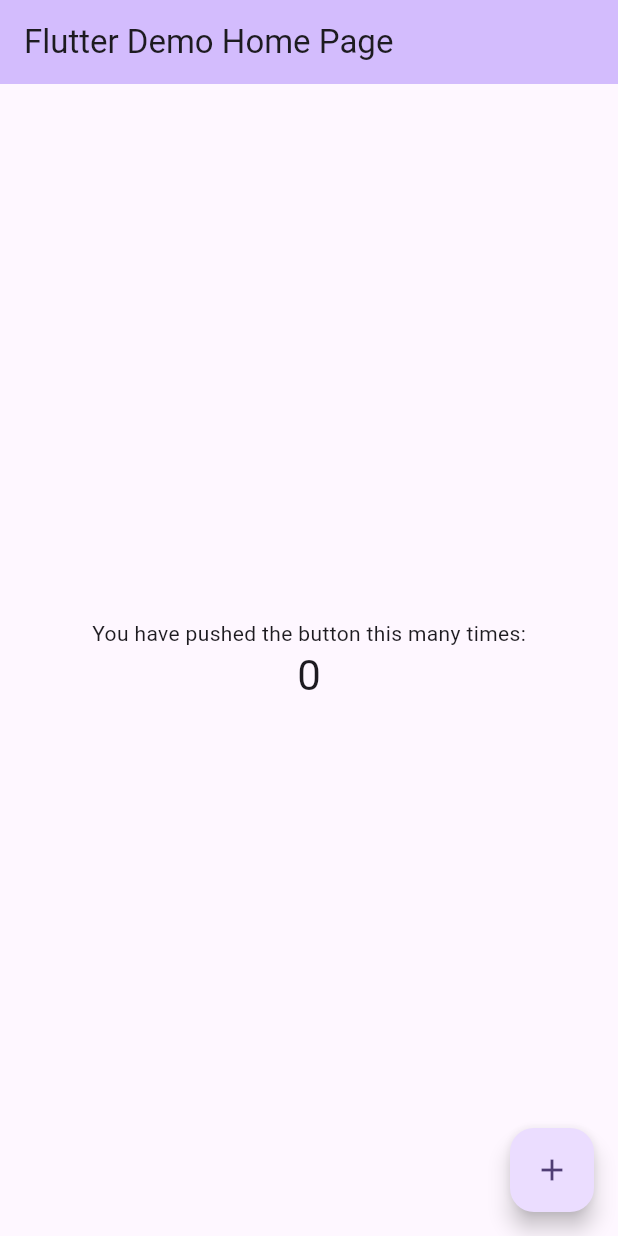
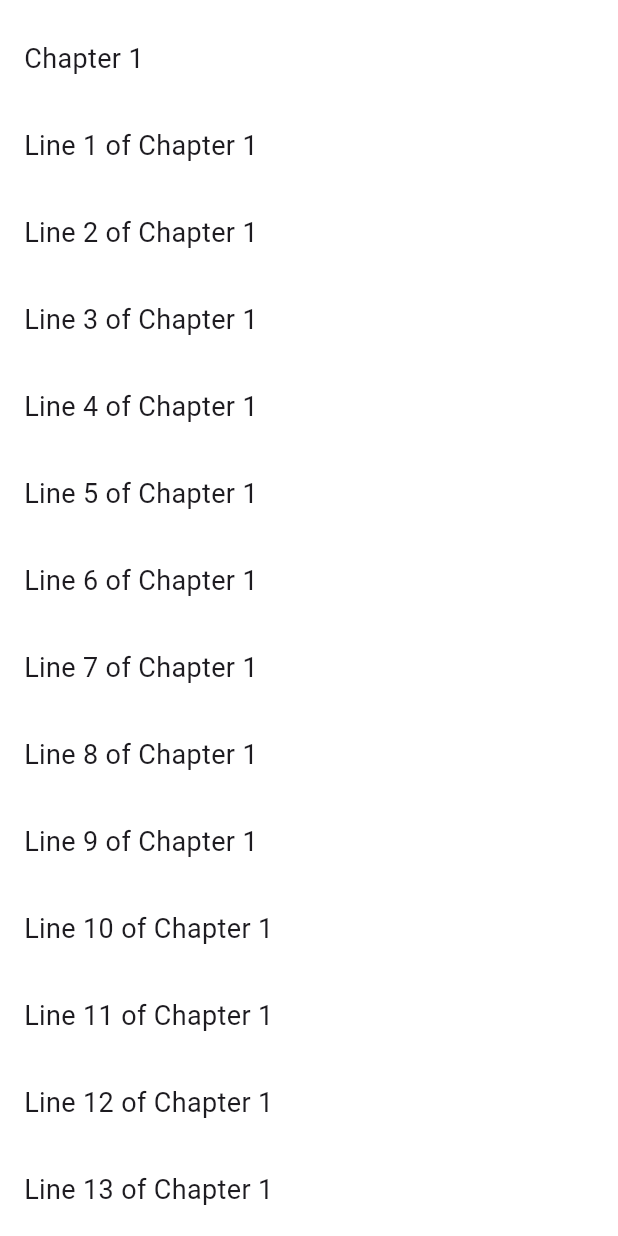
Before and after one commit to shuvoprosadsarnakar/web_novel, a Flutter app: the screen it shows after launch, on a phone screen of 412 x 824 dp. Run offline on Flutter 3.47's test engine with Material 3 defaults, Android fonts, the phone set to English and light mode, and no system bars.

Commit message:
web novel  first working draft

```diff
--- a/lib/main.dart
+++ b/lib/main.dart
@@ -1,4 +1,5 @@
 import 'package:flutter/material.dart';
+import 'package:web_novel/novel_reader.dart';
 
 void main() {
   runApp(const MyApp());
@@ -13,110 +14,9 @@ class MyApp extends StatelessWidget {
     return MaterialApp(
       title: 'Flutter Demo',
       theme: ThemeData(
-        // This is the theme of your application.
-        //
-        // TRY THIS: Try running your application with "flutter run". You'll see
-        // the application has a purple toolbar. Then, without quitting the app,
-        // try changing the seedColor in the colorScheme below to Colors.green
-        // and then invoke "hot reload" (save your changes or press the "hot
-        // reload" button in a Flutter-supported IDE, or press "r" if you used
-        // the command line to start the app).
-        //
-        // Notice that the counter didn't reset back to zero; the application
-        // state is not lost during the reload. To reset the state, use hot
-        // restart instead.
-        //
-        // This works for code too, not just values: Most code changes can be
-        // tested with just a hot reload.
         colorScheme: ColorScheme.fromSeed(seedColor: Colors.deepPurple),
       ),
-      home: const MyHomePage(title: 'Flutter Demo Home Page'),
+      home: NovelReader(),
     );
   }
 }
-
-class MyHomePage extends StatefulWidget {
-  const MyHomePage({super.key, required this.title});
-
-  // This widget is the home page of your application. It is stateful, meaning
-  // that it has a State object (defined below) that contains fields that affect
-  // how it looks.
-
-  // This class is the configuration for the state. It holds the values (in this
-  // case the title) provided by the parent (in this case the App widget) and
-  // used by the build method of the State. Fields in a Widget subclass are
-  // always marked "final".
-
-  final String title;
-
-  @override
-  State<MyHomePage> createState() => _MyHomePageState();
-}
-
-class _MyHomePageState extends State<MyHomePage> {
-  int _counter = 0;
-
-  void _incrementCounter() {
-    setState(() {
-      // This call to setState tells the Flutter framework that something has
-      // changed in this State, which causes it to rerun the build method below
-      // so that the display can reflect the updated values. If we changed
-      // _counter without calling setState(), then the build method would not be
-      // called again, and so nothing would appear to happen.
-      _counter++;
-    });
-  }
-
-  @override
-  Widget build(BuildContext context) {
-    // This method is rerun every time setState is called, for instance as done
-    // by the _incrementCounter method above.
-    //
-    // The Flutter framework has been optimized to make rerunning build methods
-    // fast, so that you can just rebuild anything that needs updating rather
-    // than having to individually change instances of widgets.
-    return Scaffold(
-      appBar: AppBar(
-        // TRY THIS: Try changing the color here to a specific color (to
-        // Colors.amber, perhaps?) and trigger a hot reload to see the AppBar
-        // change color while the other colors stay the same.
-        backgroundColor: Theme.of(context).colorScheme.inversePrimary,
-        // Here we take the value from the MyHomePage object that was created by
-        // the App.build method, and use it to set our appbar title.
-        title: Text(widget.title),
-      ),
-      body: Center(
-        // Center is a layout widget. It takes a single child and positions it
-        // in the middle of the parent.
-        child: Column(
-          // Column is also a layout widget. It takes a list of children and
-          // arranges them vertically. By default, it sizes itself to fit its
-          // children horizontally, and tries to be as tall as its parent.
-          //
-          // Column has various properties to control how it sizes itself and
-          // how it positions its children. Here we use mainAxisAlignment to
-          // center the children vertically; the main axis here is the vertical
-          // axis because Columns are vertical (the cross axis would be
-          // horizontal).
-          //
-          // TRY THIS: Invoke "debug painting" (choose the "Toggle Debug Paint"
-          // action in the IDE, or press "p" in the console), to see the
-          // wireframe for each widget.
-          mainAxisAlignment: MainAxisAlignment.center,
-          children: <Widget>[
-            const Text('You have pushed the button this many times:'),
-            Text(
-              '$_counter',
-              style: Theme.of(context).textTheme.headlineMedium,
-            ),
-          ],
-        ),
-      ),
-      floatingActionButton: FloatingActionButton(
-        onPressed: _incrementCounter,
-        tooltip: 'Increment',
-        child: const Icon(Icons.add),
-      ), // This trailing comma makes auto-formatting nicer for build methods.
-    );
-  }
-}
--- /dev/null
+++ b/lib/novel_reader.dart
@@ -0,0 +1,98 @@
+import 'package:flutter/material.dart';
+
+class NovelReader extends StatefulWidget {
+  @override
+  _NovelReaderState createState() => _NovelReaderState();
+}
+
+class _NovelReaderState extends State<NovelReader> {
+  final ScrollController _scrollController = ScrollController();
+  int _currentChapter = 1;
+  Map<int, String> _chapterData = {};
+
+  @override
+  void initState() {
+    super.initState();
+    _loadChapter(_currentChapter);
+  }
+
+  void _loadChapter(int chapter) async {
+    if (_chapterData.containsKey(chapter)) {
+      // Already loaded
+      return;
+    }
+
+    // Simulate async chapter fetch
+    await Future.delayed(Duration(milliseconds: 300));
+    _chapterData[chapter] =
+        "Chapter $chapter\n\n" +
+        List.generate(
+          50,
+          (i) => "Line ${i + 1} of Chapter $chapter",
+        ).join("\n\n");
+
+    setState(() {});
+    _scrollController.jumpTo(0); // Reset scroll position to top
+  }
+
+  void _goToNextChapter() {
+    setState(() {
+      _currentChapter++;
+      _loadChapter(_currentChapter);
+    });
+  }
+
+  void _goToPreviousChapter() {
+    if (_currentChapter > 1) {
+      setState(() {
+        _currentChapter--;
+        _loadChapter(_currentChapter);
+      });
+    }
+  }
+
+  @override
+  Widget build(BuildContext context) {
+    final content = _chapterData[_currentChapter];
+
+    return Scaffold(
+      backgroundColor: Colors.white,
+      body: SafeArea(
+        child: Stack(
+          children: [
+            content == null
+                ? Center(child: CircularProgressIndicator())
+                : Scrollbar(
+                    child: ListView(
+                      controller: _scrollController,
+                      padding: const EdgeInsets.symmetric(
+                        horizontal: 16,
+                        vertical: 24,
+                      ),
+                      children: [
+                        if (_currentChapter > 1)
+                          FloatingActionButton(
+                            heroTag: 'prev',
+                            onPressed: _goToPreviousChapter,
+                            child: Icon(Icons.arrow_upward),
+                          ),
+
+                        Text(
+                          content,
+                          style: TextStyle(fontSize: 18, height: 1.6),
+                        ),
+                        FloatingActionButton(
+                          heroTag: 'next',
+                          onPressed: _goToNextChapter,
+                          child: Icon(Icons.arrow_downward),
+                        ),
+                        SizedBox(height: 100), // Spacer at bottom
+                      ],
+                    ),
+                  ),
+          ],
+        ),
+      ),
+    );
+  }
+}
--- a/pubspec.yaml
+++ b/pubspec.yaml
@@ -34,6 +34,10 @@ dependencies:
   # The following adds the Cupertino Icons font to your application.
   # Use with the CupertinoIcons class for iOS style icons.
   cupertino_icons: ^1.0.8
+  flutter_bloc: ^9.1.1
+  flutter_screenutil: ^5.9.3
+  go_router: ^16.0.0
+  flutter_lorem: ^2.0.0
 
 dev_dependencies:
   flutter_test:
```
Also changed, not shown: pubspec.lock.
